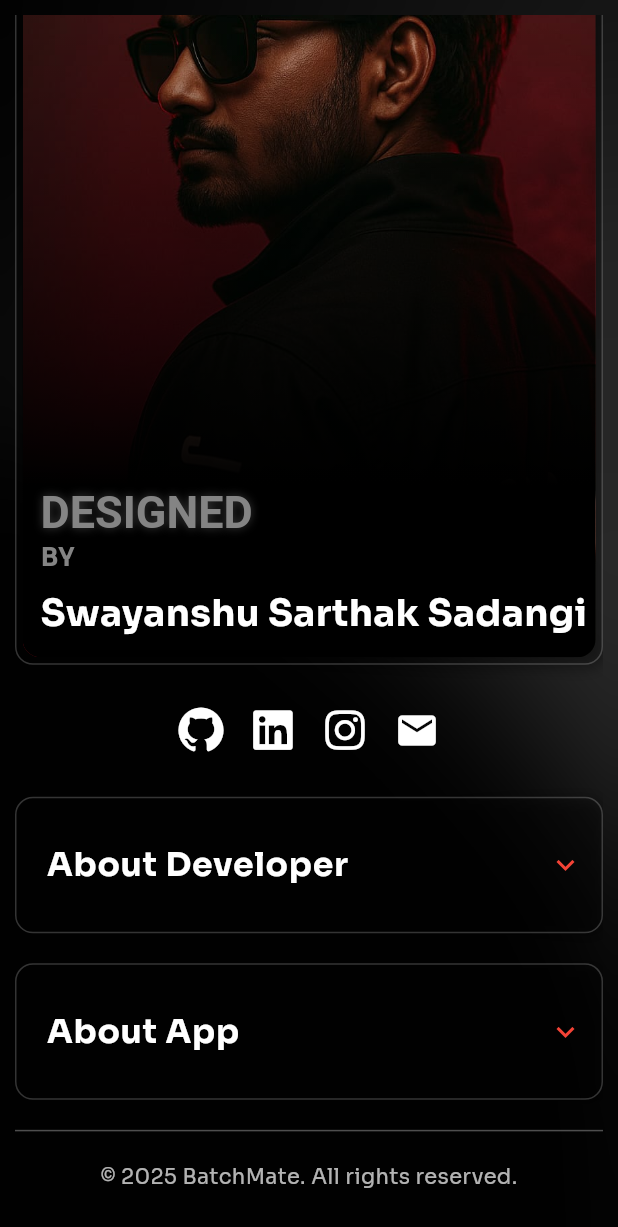
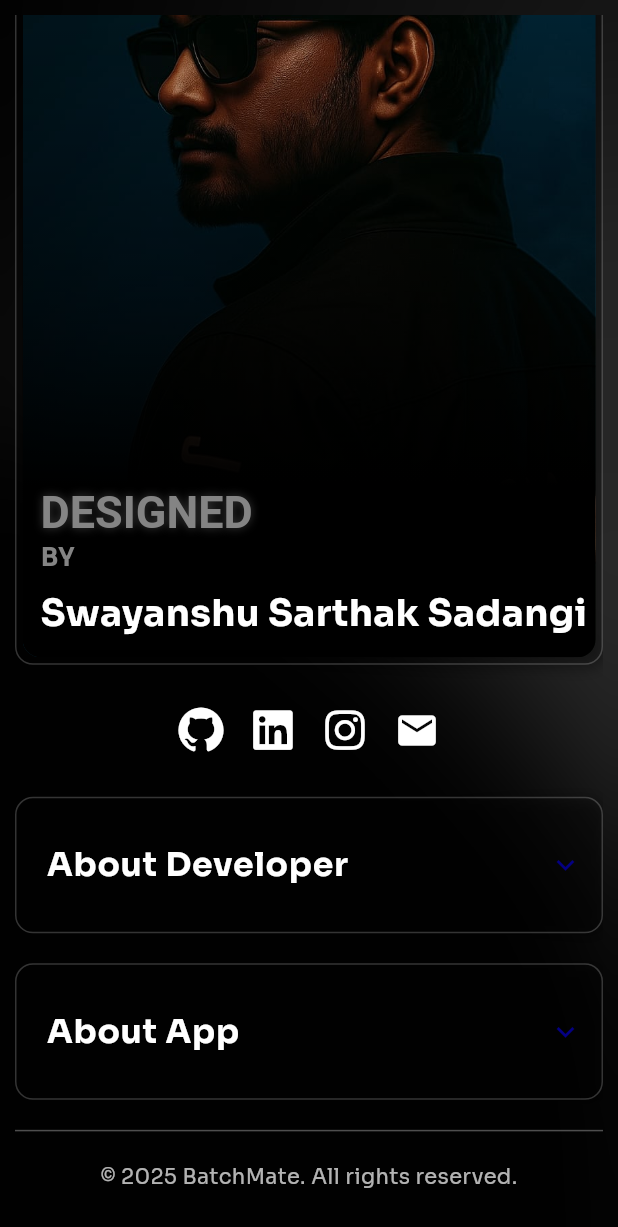
Before and after one commit to Swayanshuu/Batch-Mate, a Flutter app: the AboutScreen screen opened directly, scrolled down 170 dp, on a phone screen of 412 x 824 dp. Shown: the top 1227 px of the screen. Run offline on Flutter 3.47's test engine with Material 3 defaults, Android fonts, the phone set to English and light mode, and no system bars; drawn by our look-alikes of animated_text_kit; our stand-ins replace cloud_firestore, dio, firebase_auth, firebase_core, font_awesome_flutter, shared_preferences and 2 more; missing offline and left inert: shimmer_text; accounts and stored records are empty; statements that could not run were skipped.

Commit message:
Enhance the about page

```diff
--- a/lib/Drawer Screens/about_Screen.dart
+++ b/lib/Drawer Screens/about_Screen.dart
@@ -1,7 +1,6 @@
 // ignore_for_file: file_names, deprecated_member_use, unnecessary_const
 
 import 'dart:ui';
-
 import 'package:animated_text_kit/animated_text_kit.dart';
 import 'package:flutter/material.dart';
 import 'package:font_awesome_flutter/font_awesome_flutter.dart';
@@ -14,19 +13,65 @@ class AboutScreen extends StatefulWidget {
   State<AboutScreen> createState() => _AboutScreenState();
 }
 
-// Future<void> _launchUrl(String url)async{
-// final Uri uri = Uri.parse(url);
-// if(!await launchUrl(uri, mode: LaunchMode.externalApplication)){
-//   throw 'Could not launch $url';
-// }
-// }
-
+// Launch URL helper
 Future<void> _launchUrl(String url) async {
   final Uri uri = Uri.parse(url);
   if (!await launchUrl(uri, mode: LaunchMode.externalApplication)) {
-    debugPrint('❌ Could not launch $url');
+    debugPrint('Could not launch $url');
   } else {
-    debugPrint('✅ Launched $url');
+    debugPrint('Launched $url');
+  }
+}
+
+// Custom Expansion Tile
+class CustomExpansionTile extends StatelessWidget {
+  final String title;
+  final Widget content;
+  final Color titleColor;
+  final Color iconColor;
+  final double padding;
+
+  const CustomExpansionTile({
+    super.key,
+    required this.title,
+    required this.content,
+    this.titleColor = Colors.white,
+    this.iconColor = Colors.white70,
+    this.padding = 8.0,
+  });
+
+  @override
+  Widget build(BuildContext context) {
+    return universalContainer(
+      padding: padding,
+      bgColor: Colors.transparent,
+      child: ExpansionTile(
+        collapsedIconColor: const Color.fromARGB(255, 4, 0, 133),
+        iconColor: iconColor,
+        shape: RoundedRectangleBorder(borderRadius: BorderRadius.circular(12)),
+        collapsedShape: RoundedRectangleBorder(
+          borderRadius: BorderRadius.circular(12),
+        ),
+        tilePadding: const EdgeInsets.all(4),
+        title: Padding(
+          padding: const EdgeInsets.all(8.0),
+          child: Text(
+            title,
+            style: TextStyle(
+              color: titleColor,
+              fontSize: 22,
+              fontWeight: FontWeight.bold,
+            ),
+          ),
+        ),
+        children: [
+          Padding(
+            padding: const EdgeInsets.symmetric(horizontal: 12, vertical: 8),
+            child: content,
+          ),
+        ],
+      ),
+    );
   }
 }
 
@@ -37,9 +82,11 @@ class _AboutScreenState extends State<AboutScreen> {
       backgroundColor: Colors.black,
       body: Stack(
         children: [
+          // Background image
           Positioned.fill(
             child: Image.asset("assets/image/aboutBG.jpg", fit: BoxFit.cover),
           ),
+          // Blur layer
           Positioned.fill(
             child: BackdropFilter(
               filter: ImageFilter.blur(sigmaX: 10, sigmaY: 10),
@@ -57,59 +104,26 @@ class _AboutScreenState extends State<AboutScreen> {
                     const SizedBox(height: 20),
                     _socialLinks(),
                     const SizedBox(height: 20),
-                    aboutDeveloper(),
-                    const SizedBox(height: 20),
-                    aboutApp(),
-                    const SizedBox(height: 20),
-                    Container(
-                      height: 1,
-                      width: double.infinity,
-                      color: const Color.fromARGB(255, 78, 78, 78),
-                    ),
-                    const SizedBox(height: 20),
-                    Text(
-                      "© 2025 BatchMate. All rights reserved.",
-                      style: TextStyle(fontSize: 14, color: Colors.white70),
-                      textAlign: TextAlign.end,
-                    ),
-                    const SizedBox(height: 60),
-                  ],
+                    CustomExpansionTile(
+                      title: "About Developer",
+                      content: Text(
+                        "17th CSE ( 2024 - 28 )\n\n"
+                        "Hey 👋 I’m Swayanshu Sarthak Sadangi.\n"
+                        "I’m just someone who loves playing around with tech and creating things that feel fun and useful.\n\n"
+                        "Most of the time you’ll find me experimenting with new ideas, breaking stuff (unintentionally 😂), and then fixing it again.\n\n"
+                        "This app is just a small part of my journey — something I made with curiosity, late-night coding, and a lot of excitement.\n"
+                        "I don’t see it as “perfect,” but more like a step forward, and I’ll keep learning and improving as I go. 🚀",
+                        style: TextStyle(
+                          color: Colors.white70,
+                          fontSize: 16,
+                          height: 1.5,
                         ),
                       ),
                     ),
-          ),
-        ],
-      ),
-    );
-  }
-
-  Widget aboutApp() {
-    return universalContainer(
-      padding: 8,
-      bgColor: Colors.transparent,
-      child: ExpansionTile(
-        collapsedIconColor: Colors.red,
-        iconColor: Colors.green,
-        tilePadding: EdgeInsets.all(4),
-        shape: RoundedRectangleBorder(borderRadius: BorderRadius.circular(12)),
-        collapsedShape: RoundedRectangleBorder(
-          borderRadius: BorderRadius.circular(12),
-        ),
-        title: Padding(
-          padding: const EdgeInsets.all(8.0),
-          child: Text(
-            "About App",
-            style: TextStyle(
-              color: Colors.white,
-              fontSize: 22,
-              fontWeight: FontWeight.bold,
-            ),
-          ),
-        ),
-        children: [
-          Padding(
-            padding: const EdgeInsets.symmetric(horizontal: 12, vertical: 8),
-            child: Text(
+                    const SizedBox(height: 20),
+                    CustomExpansionTile(
+                      title: "About App",
+                      content: Text(
                         "Hey 👋 welcome to Batch Mate!\n\n"
                         "This app is designed to make your student life easier by keeping all your assignments, timetables, and notices in one place.\n\n"
                         "With Batch Mate, you can:\n"
@@ -128,6 +142,24 @@ class _AboutScreenState extends State<AboutScreen> {
                         ),
                       ),
                     ),
+                    const SizedBox(height: 20),
+                    Container(
+                      height: 1,
+                      width: double.infinity,
+                      color: const Color.fromARGB(255, 78, 78, 78),
+                    ),
+                    const SizedBox(height: 20),
+                    Text(
+                      "© 2025 BatchMate. All rights reserved.",
+                      style: TextStyle(fontSize: 14, color: Colors.white70),
+                      textAlign: TextAlign.end,
+                    ),
+                    const SizedBox(height: 20),
+                  ],
+                ),
+              ),
+            ),
+          ),
         ],
       ),
     );
@@ -138,86 +170,24 @@ class _AboutScreenState extends State<AboutScreen> {
       mainAxisAlignment: MainAxisAlignment.center,
       children: [
         IconButton(
-          onPressed: () {
-            _launchUrl("https://github.com/Swayanshuu");
-          },
+          onPressed: () => _launchUrl("https://github.com/Swayanshuu"),
           icon: FaIcon(FontAwesomeIcons.github, size: 30),
         ),
         IconButton(
-          onPressed: () {
-            _launchUrl(
+          onPressed: () => _launchUrl(
             "https://www.linkedin.com/in/swayanshu-sarthak-sadangi-b6751931a/",
-            );
-          },
+          ),
           icon: FaIcon(FontAwesomeIcons.linkedin, size: 30),
         ),
         IconButton(
-          onPressed: () {
-            _launchUrl("https://instagram.com/swayan.shuuu");
-          },
+          onPressed: () => _launchUrl("https://instagram.com/swayan.shuuu"),
           icon: FaIcon(FontAwesomeIcons.instagram, size: 30),
         ),
         IconButton(
-          onPressed: () {
-            _launchUrl("mailto:swayanshu19@gmail.com");
-          },
+          onPressed: () => _launchUrl("mailto:swayanshu19@gmail.com"),
           icon: FaIcon(Icons.mail, size: 30),
         ),
       ],
-    );
-  }
-
-  Widget aboutDeveloper() {
-    return universalContainer(
-      padding: 0,
-      bgColor: Colors.transparent,
-      child: Padding(
-        padding: const EdgeInsets.all(8.0),
-        child: ExpansionTile(
-          collapsedIconColor: Colors.red,
-          iconColor: Colors.green,
-          tilePadding: EdgeInsets.all(4),
-          //backgroundColor: Colors.white.withOpacity(0.05),
-          //collapsedBackgroundColor: Colors.white.withOpacity(0.05),
-          shape: RoundedRectangleBorder(
-            borderRadius: BorderRadius.circular(12),
-          ),
-          collapsedShape: RoundedRectangleBorder(
-            borderRadius: BorderRadius.circular(12),
-          ),
-
-          title: Padding(
-            padding: const EdgeInsets.all(8.0),
-            child: Text(
-              "About Developer",
-              style: TextStyle(
-                color: Colors.white,
-                fontSize: 22,
-                fontWeight: FontWeight.bold,
-              ),
-            ),
-          ),
-
-          children: [
-            Padding(
-              padding: const EdgeInsets.symmetric(horizontal: 12, vertical: 8),
-              child: Text(
-                "17th CSE ( 2024 - 28 )\n\n"
-                "Hey 👋 I’m Swayanshu Sarthak Sadangi.\n"
-                "I’m just someone who loves playing around with tech and creating things that feel fun and useful.\n\n"
-                "Most of the time you’ll find me experimenting with new ideas, breaking stuff (unintentionally 😂), and then fixing it again.\n\n"
-                "This app is just a small part of my journey — something I made with curiosity, late-night coding, and a lot of excitement.\n"
-                "I don’t see it as “perfect,” but more like a step forward, and I’ll keep learning and improving as I go. 🚀",
-                style: TextStyle(
-                  color: Colors.white70,
-                  fontSize: 16,
-                  height: 1.5,
-                ),
-              ),
-            ),
-          ],
-        ),
-      ),
     );
   }
 
@@ -227,13 +197,12 @@ class _AboutScreenState extends State<AboutScreen> {
       padding: 4,
       child: Stack(
         children: [
-          // Background image + gradient inside ClipRRect
           ClipRRect(
             borderRadius: BorderRadius.circular(12),
             child: Stack(
               children: [
                 Image.asset(
-                  "assets/image/meAI.jpg",
+                  "assets/image/meAI2.jpg",
                   fit: BoxFit.cover,
                   width: double.infinity,
                 ),
@@ -252,7 +221,6 @@ class _AboutScreenState extends State<AboutScreen> {
               ],
             ),
           ),
-
           Positioned(
             left: 12,
             bottom: 12,
@@ -262,7 +230,7 @@ class _AboutScreenState extends State<AboutScreen> {
                 DefaultTextStyle(
                   style: const TextStyle(
                     fontSize: 30,
-                    color: const Color.fromARGB(255, 132, 132, 132),
+                    color: Color.fromARGB(255, 132, 132, 132),
                     fontWeight: FontWeight.bold,
                     shadows: [
                       Shadow(
@@ -327,7 +295,6 @@ class _AboutScreenState extends State<AboutScreen> {
                     fontSize: 17,
                   ),
                 ),
-
                 SizedBox(height: 8),
                 Text(
                   "Swayanshu Sarthak Sadangi",
@@ -350,6 +317,7 @@ class _AboutScreenState extends State<AboutScreen> {
         ],
       ),
     );
+  }
 }
 
 Widget universalContainer({
@@ -375,4 +343,3 @@ class _AboutScreenState extends State<AboutScreen> {
     child: child,
   );
 }
-}
--- a/lib/customs/topbar.dart
+++ b/lib/customs/topbar.dart
@@ -1,3 +1,5 @@
+// ignore_for_file: use_build_context_synchronously
+
 import 'dart:ui';
 import 'package:classroombuddy/Screens/splash_Screen.dart';
 import 'package:firebase_auth/firebase_auth.dart';
--- a/pubspec.yaml
+++ b/pubspec.yaml
@@ -82,6 +82,8 @@ flutter:
     - assets/image/3rdScreenbg.png
     - assets/image/aboutBG.jpg
     - assets/image/meAI.jpg
+    - assets/image/meAI2.jpg
+
   # An image asset can refer to one or more resolution-specific "variants", see
   # https://flutter.dev/to/resolution-aware-images
 
```
Also changed, not shown: lib/customs/user_InfoCard.dart (+34 -22 lines), assets/image/meAI2.jpg (added). Lines whose indentation alone changed are shown as unchanged.
